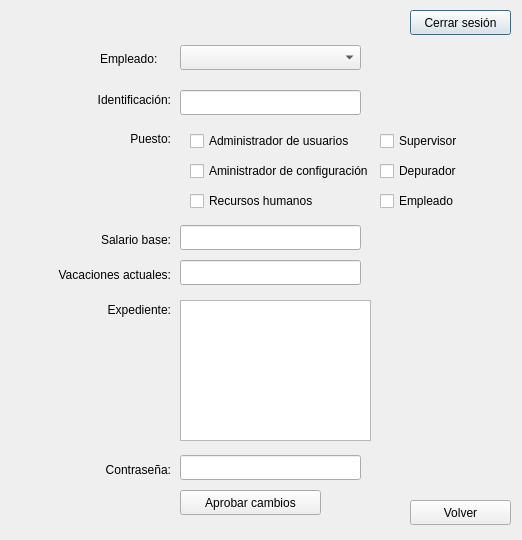
Before: the Qt Designer form Interfaz/modify_user.ui in Los-Pollitos/PI-Redes-Sistemas-Operativos, drawn with Qt 5.
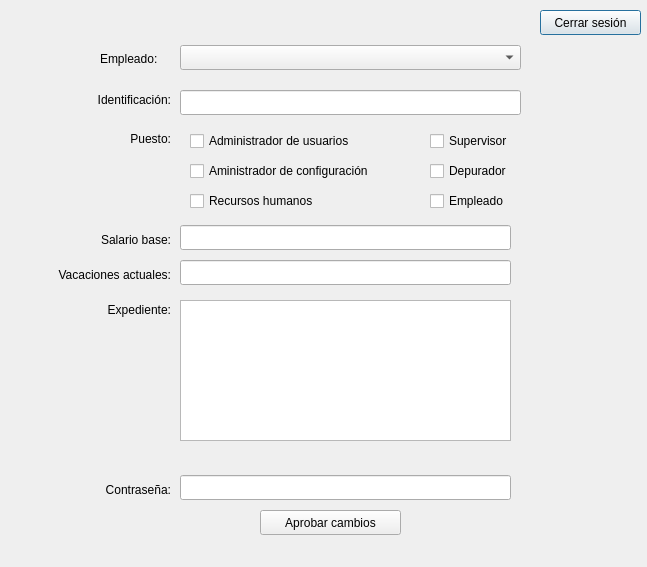
After: the same form once the commit is applied.

Commit message: actualización de la ventana de modificar usuario

The edit to the form file:
```diff
--- a/Interfaz/modify_user.ui
+++ b/Interfaz/modify_user.ui
@@ -6,8 +6,8 @@
    <rect>
     <x>0</x>
     <y>0</y>
-    <width>522</width>
-    <height>540</height>
+    <width>647</width>
+    <height>567</height>
    </rect>
   </property>
   <property name="windowTitle">
@@ -16,7 +16,7 @@
   <widget class="QPushButton" name="close_session">
    <property name="geometry">
     <rect>
-     <x>410</x>
+     <x>540</x>
      <y>10</y>
      <width>101</width>
      <height>25</height>
@@ -26,19 +26,6 @@
     <string>Cerrar sesión</string>
    </property>
   </widget>
-  <widget class="QPushButton" name="return_2">
-   <property name="geometry">
-    <rect>
-     <x>410</x>
-     <y>500</y>
-     <width>101</width>
-     <height>25</height>
-    </rect>
-   </property>
-   <property name="text">
-    <string>Volver</string>
-   </property>
-  </widget>
   <widget class="QLabel" name="employee">
    <property name="geometry">
     <rect>
@@ -57,7 +44,7 @@
     <rect>
      <x>180</x>
      <y>45</y>
-     <width>181</width>
+     <width>341</width>
      <height>25</height>
     </rect>
    </property>
@@ -67,7 +54,7 @@
     <rect>
      <x>180</x>
      <y>225</y>
-     <width>181</width>
+     <width>331</width>
      <height>25</height>
     </rect>
    </property>
@@ -125,7 +112,7 @@
     <rect>
      <x>180</x>
      <y>260</y>
-     <width>181</width>
+     <width>331</width>
      <height>25</height>
     </rect>
    </property>
@@ -153,8 +140,8 @@
    <property name="geometry">
     <rect>
      <x>180</x>
-     <y>455</y>
-     <width>181</width>
+     <y>475</y>
+     <width>331</width>
      <height>25</height>
     </rect>
    </property>
@@ -169,7 +156,7 @@
    <property name="geometry">
     <rect>
      <x>50</x>
-     <y>460</y>
+     <y>480</y>
      <width>121</width>
      <height>20</height>
     </rect>
@@ -184,8 +171,8 @@
   <widget class="QPushButton" name="approve_changes">
    <property name="geometry">
     <rect>
-     <x>180</x>
-     <y>490</y>
+     <x>260</x>
+     <y>510</y>
      <width>141</width>
      <height>25</height>
     </rect>
@@ -199,7 +186,7 @@
     <rect>
      <x>180</x>
      <y>90</y>
-     <width>181</width>
+     <width>341</width>
      <height>25</height>
     </rect>
    </property>
@@ -225,7 +212,7 @@
     <rect>
      <x>180</x>
      <y>300</y>
-     <width>191</width>
+     <width>331</width>
      <height>141</height>
     </rect>
    </property>
@@ -235,7 +222,7 @@
     <rect>
      <x>190</x>
      <y>130</y>
-     <width>181</width>
+     <width>221</width>
      <height>22</height>
     </rect>
    </property>
@@ -248,7 +235,7 @@
     <rect>
      <x>190</x>
      <y>160</y>
-     <width>191</width>
+     <width>231</width>
      <height>22</height>
     </rect>
    </property>
@@ -261,7 +248,7 @@
     <rect>
      <x>190</x>
      <y>190</y>
-     <width>151</width>
+     <width>221</width>
      <height>22</height>
     </rect>
    </property>
@@ -272,9 +259,9 @@
   <widget class="QCheckBox" name="checkBox_4">
    <property name="geometry">
     <rect>
-     <x>380</x>
+     <x>430</x>
      <y>130</y>
-     <width>77</width>
+     <width>101</width>
      <height>22</height>
     </rect>
    </property>
@@ -285,9 +272,9 @@
   <widget class="QCheckBox" name="checkBox_5">
    <property name="geometry">
     <rect>
-     <x>380</x>
+     <x>430</x>
      <y>160</y>
-     <width>77</width>
+     <width>101</width>
      <height>22</height>
     </rect>
    </property>
@@ -298,9 +285,9 @@
   <widget class="QCheckBox" name="checkBox_6">
    <property name="geometry">
     <rect>
-     <x>380</x>
+     <x>430</x>
      <y>190</y>
-     <width>77</width>
+     <width>101</width>
      <height>22</height>
     </rect>
    </property>
```
